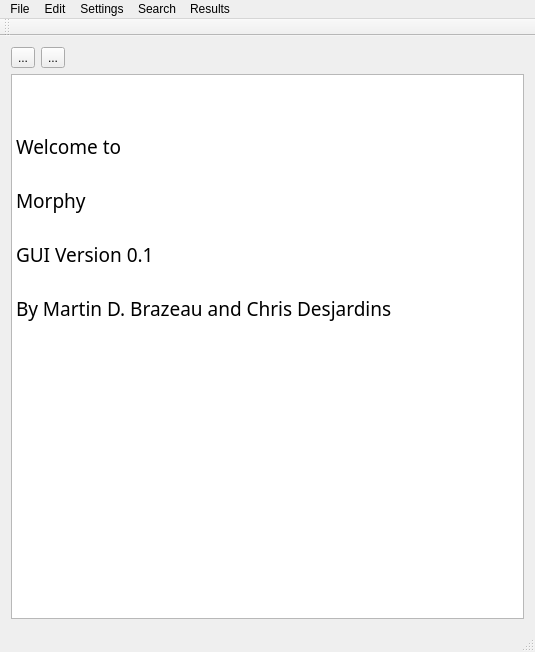
mbrazeau/MorphyWeb, file gui/Morphy/mainwindow.ui: the form before one commit.
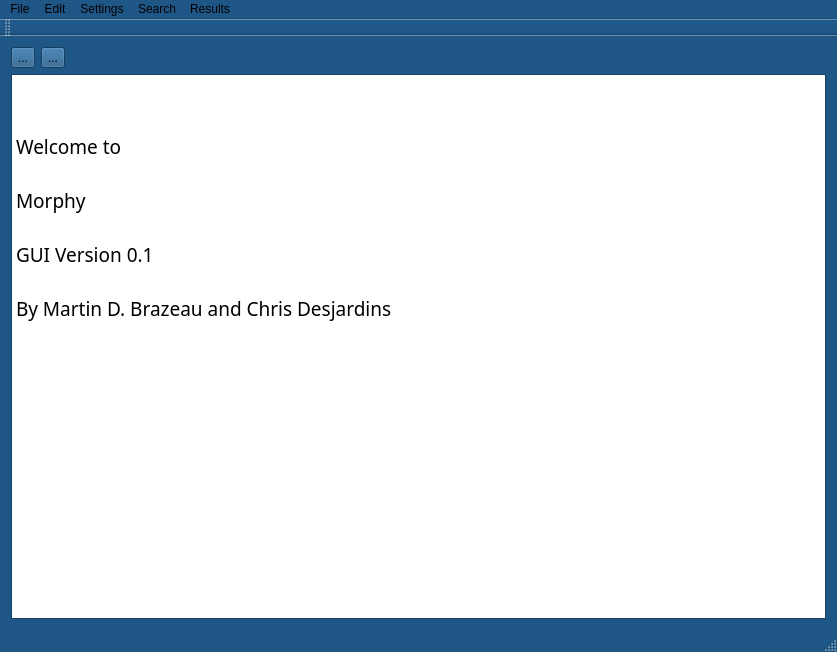
The form after the commit.

Diff of the .ui file:
```diff
--- a/gui/Morphy/mainwindow.ui
+++ b/gui/Morphy/mainwindow.ui
@@ -6,16 +6,452 @@
    <rect>
     <x>0</x>
     <y>0</y>
-    <width>535</width>
+    <width>837</width>
     <height>652</height>
    </rect>
   </property>
+  <property name="palette">
+   <palette>
+    <active>
+     <colorrole role="WindowText">
+      <brush brushstyle="SolidPattern">
+       <color alpha="255">
+        <red>0</red>
+        <green>0</green>
+        <blue>0</blue>
+       </color>
+      </brush>
+     </colorrole>
+     <colorrole role="Button">
+      <brush brushstyle="SolidPattern">
+       <color alpha="255">
+        <red>30</red>
+        <green>86</green>
+        <blue>134</blue>
+       </color>
+      </brush>
+     </colorrole>
+     <colorrole role="Light">
+      <brush brushstyle="SolidPattern">
+       <color alpha="255">
+        <red>45</red>
+        <green>130</green>
+        <blue>201</blue>
+       </color>
+      </brush>
+     </colorrole>
+     <colorrole role="Midlight">
+      <brush brushstyle="SolidPattern">
+       <color alpha="255">
+        <red>37</red>
+        <green>108</green>
+        <blue>167</blue>
+       </color>
+      </brush>
+     </colorrole>
+     <colorrole role="Dark">
+      <brush brushstyle="SolidPattern">
+       <color alpha="255">
+        <red>15</red>
+        <green>43</green>
+        <blue>67</blue>
+       </color>
+      </brush>
+     </colorrole>
+     <colorrole role="Mid">
+      <brush brushstyle="SolidPattern">
+       <color alpha="255">
+        <red>20</red>
+        <green>57</green>
+        <blue>89</blue>
+       </color>
+      </brush>
+     </colorrole>
+     <colorrole role="Text">
+      <brush brushstyle="SolidPattern">
+       <color alpha="255">
+        <red>0</red>
+        <green>0</green>
+        <blue>0</blue>
+       </color>
+      </brush>
+     </colorrole>
+     <colorrole role="BrightText">
+      <brush brushstyle="SolidPattern">
+       <color alpha="255">
+        <red>255</red>
+        <green>255</green>
+        <blue>255</blue>
+       </color>
+      </brush>
+     </colorrole>
+     <colorrole role="ButtonText">
+      <brush brushstyle="SolidPattern">
+       <color alpha="255">
+        <red>0</red>
+        <green>0</green>
+        <blue>0</blue>
+       </color>
+      </brush>
+     </colorrole>
+     <colorrole role="Base">
+      <brush brushstyle="SolidPattern">
+       <color alpha="255">
+        <red>255</red>
+        <green>255</green>
+        <blue>255</blue>
+       </color>
+      </brush>
+     </colorrole>
+     <colorrole role="Window">
+      <brush brushstyle="SolidPattern">
+       <color alpha="255">
+        <red>30</red>
+        <green>86</green>
+        <blue>134</blue>
+       </color>
+      </brush>
+     </colorrole>
+     <colorrole role="Shadow">
+      <brush brushstyle="SolidPattern">
+       <color alpha="255">
+        <red>0</red>
+        <green>0</green>
+        <blue>0</blue>
+       </color>
+      </brush>
+     </colorrole>
+     <colorrole role="AlternateBase">
+      <brush brushstyle="SolidPattern">
+       <color alpha="255">
+        <red>142</red>
+        <green>170</green>
+        <blue>194</blue>
+       </color>
+      </brush>
+     </colorrole>
+     <colorrole role="ToolTipBase">
+      <brush brushstyle="SolidPattern">
+       <color alpha="255">
+        <red>255</red>
+        <green>255</green>
+        <blue>220</blue>
+       </color>
+      </brush>
+     </colorrole>
+     <colorrole role="ToolTipText">
+      <brush brushstyle="SolidPattern">
+       <color alpha="255">
+        <red>0</red>
+        <green>0</green>
+        <blue>0</blue>
+       </color>
+      </brush>
+     </colorrole>
+    </active>
+    <inactive>
+     <colorrole role="WindowText">
+      <brush brushstyle="SolidPattern">
+       <color alpha="255">
+        <red>0</red>
+        <green>0</green>
+        <blue>0</blue>
+       </color>
+      </brush>
+     </colorrole>
+     <colorrole role="Button">
+      <brush brushstyle="SolidPattern">
+       <color alpha="255">
+        <red>30</red>
+        <green>86</green>
+        <blue>134</blue>
+       </color>
+      </brush>
+     </colorrole>
+     <colorrole role="Light">
+      <brush brushstyle="SolidPattern">
+       <color alpha="255">
+        <red>45</red>
+        <green>130</green>
+        <blue>201</blue>
+       </color>
+      </brush>
+     </colorrole>
+     <colorrole role="Midlight">
+      <brush brushstyle="SolidPattern">
+       <color alpha="255">
+        <red>37</red>
+        <green>108</green>
+        <blue>167</blue>
+       </color>
+      </brush>
+     </colorrole>
+     <colorrole role="Dark">
+      <brush brushstyle="SolidPattern">
+       <color alpha="255">
+        <red>15</red>
+        <green>43</green>
+        <blue>67</blue>
+       </color>
+      </brush>
+     </colorrole>
+     <colorrole role="Mid">
+      <brush brushstyle="SolidPattern">
+       <color alpha="255">
+        <red>20</red>
+        <green>57</green>
+        <blue>89</blue>
+       </color>
+      </brush>
+     </colorrole>
+     <colorrole role="Text">
+      <brush brushstyle="SolidPattern">
+       <color alpha="255">
+        <red>0</red>
+        <green>0</green>
+        <blue>0</blue>
+       </color>
+      </brush>
+     </colorrole>
+     <colorrole role="BrightText">
+      <brush brushstyle="SolidPattern">
+       <color alpha="255">
+        <red>255</red>
+        <green>255</green>
+        <blue>255</blue>
+       </color>
+      </brush>
+     </colorrole>
+     <colorrole role="ButtonText">
+      <brush brushstyle="SolidPattern">
+       <color alpha="255">
+        <red>0</red>
+        <green>0</green>
+        <blue>0</blue>
+       </color>
+      </brush>
+     </colorrole>
+     <colorrole role="Base">
+      <brush brushstyle="SolidPattern">
+       <color alpha="255">
+        <red>255</red>
+        <green>255</green>
+        <blue>255</blue>
+       </color>
+      </brush>
+     </colorrole>
+     <colorrole role="Window">
+      <brush brushstyle="SolidPattern">
+       <color alpha="255">
+        <red>30</red>
+        <green>86</green>
+        <blue>134</blue>
+       </color>
+      </brush>
+     </colorrole>
+     <colorrole role="Shadow">
+      <brush brushstyle="SolidPattern">
+       <color alpha="255">
+        <red>0</red>
+        <green>0</green>
+        <blue>0</blue>
+       </color>
+      </brush>
+     </colorrole>
+     <colorrole role="AlternateBase">
+      <brush brushstyle="SolidPattern">
+       <color alpha="255">
+        <red>142</red>
+        <green>170</green>
+        <blue>194</blue>
+       </color>
+      </brush>
+     </colorrole>
+     <colorrole role="ToolTipBase">
+      <brush brushstyle="SolidPattern">
+       <color alpha="255">
+        <red>255</red>
+        <green>255</green>
+        <blue>220</blue>
+       </color>
+      </brush>
+     </colorrole>
+     <colorrole role="ToolTipText">
+      <brush brushstyle="SolidPattern">
+       <color alpha="255">
+        <red>0</red>
+        <green>0</green>
+        <blue>0</blue>
+       </color>
+      </brush>
+     </colorrole>
+    </inactive>
+    <disabled>
+     <colorrole role="WindowText">
+      <brush brushstyle="SolidPattern">
+       <color alpha="255">
+        <red>15</red>
+        <green>43</green>
+        <blue>67</blue>
+       </color>
+      </brush>
+     </colorrole>
+     <colorrole role="Button">
+      <brush brushstyle="SolidPattern">
+       <color alpha="255">
+        <red>30</red>
+        <green>86</green>
+        <blue>134</blue>
+       </color>
+      </brush>
+     </colorrole>
+     <colorrole role="Light">
+      <brush brushstyle="SolidPattern">
+       <color alpha="255">
+        <red>45</red>
+        <green>130</green>
+        <blue>201</blue>
+       </color>
+      </brush>
+     </colorrole>
+     <colorrole role="Midlight">
+      <brush brushstyle="SolidPattern">
+       <color alpha="255">
+        <red>37</red>
+        <green>108</green>
+        <blue>167</blue>
+       </color>
+      </brush>
+     </colorrole>
+     <colorrole role="Dark">
+      <brush brushstyle="SolidPattern">
+       <color alpha="255">
+        <red>15</red>
+        <green>43</green>
+        <blue>67</blue>
+       </color>
+      </brush>
+     </colorrole>
+     <colorrole role="Mid">
+      <brush brushstyle="SolidPattern">
+       <color alpha="255">
+        <red>20</red>
+        <green>57</green>
+        <blue>89</blue>
+       </color>
+      </brush>
+     </colorrole>
+     <colorrole role="Text">
+      <brush brushstyle="SolidPattern">
+       <color alpha="255">
+        <red>15</red>
+        <green>43</green>
+        <blue>67</blue>
+       </color>
+      </brush>
+     </colorrole>
+     <colorrole role="BrightText">
+      <brush brushstyle="SolidPattern">
+       <color alpha="255">
+        <red>255</red>
+        <green>255</green>
+        <blue>255</blue>
+       </color>
+      </brush>
+     </colorrole>
+     <colorrole role="ButtonText">
+      <brush brushstyle="SolidPattern">
+       <color alpha="255">
+        <red>15</red>
+        <green>43</green>
+        <blue>67</blue>
+       </color>
+      </brush>
+     </colorrole>
+     <colorrole role="Base">
+      <brush brushstyle="SolidPattern">
+       <color alpha="255">
+        <red>30</red>
+        <green>86</green>
+        <blue>134</blue>
+       </color>
+      </brush>
+     </colorrole>
+     <colorrole role="Window">
+      <brush brushstyle="SolidPattern">
+       <color alpha="255">
+        <red>30</red>
+        <green>86</green>
+        <blue>134</blue>
+       </color>
+      </brush>
+     </colorrole>
+     <colorrole role="Shadow">
+      <brush brushstyle="SolidPattern">
+       <color alpha="255">
+        <red>0</red>
+        <green>0</green>
+        <blue>0</blue>
+       </color>
+      </brush>
+     </colorrole>
+     <colorrole role="AlternateBase">
+      <brush brushstyle="SolidPattern">
+       <color alpha="255">
+        <red>30</red>
+        <green>86</green>
+        <blue>134</blue>
+       </color>
+      </brush>
+     </colorrole>
+     <colorrole role="ToolTipBase">
+      <brush brushstyle="SolidPattern">
+       <color alpha="255">
+        <red>255</red>
+        <green>255</green>
+        <blue>220</blue>
+       </color>
+      </brush>
+     </colorrole>
+     <colorrole role="ToolTipText">
+      <brush brushstyle="SolidPattern">
+       <color alpha="255">
+        <red>0</red>
+        <green>0</green>
+        <blue>0</blue>
+       </color>
+      </brush>
+     </colorrole>
+    </disabled>
+   </palette>
+  </property>
   <property name="windowTitle">
    <string>- Morphy -</string>
   </property>
   <widget class="QWidget" name="centralWidget">
    <layout class="QGridLayout" name="gridLayout">
-    <item row="1" column="0" colspan="3">
+    <item row="0" column="0">
+     <widget class="QToolButton" name="toolButton">
+      <property name="text">
+       <string>...</string>
+      </property>
+     </widget>
+    </item>
+    <item row="0" column="1">
+     <widget class="QToolButton" name="toolButton_2">
+      <property name="toolTip">
+       <string extracomment="Erase the display buffer">&lt;!DOCTYPE HTML PUBLIC &quot;-//W3C//DTD HTML 4.0//EN&quot; &quot;http://www.w3.org/TR/REC-html40/strict.dtd&quot;&gt;
+&lt;html&gt;&lt;head&gt;&lt;meta name=&quot;qrichtext&quot; content=&quot;1&quot; /&gt;&lt;style type=&quot;text/css&quot;&gt;
+p, li { white-space: pre-wrap; }
+&lt;/style&gt;&lt;/head&gt;&lt;body style=&quot; font-family:'Lucida Grande'; font-size:11pt; font-weight:400; font-style:normal;&quot;&gt;
+&lt;p style=&quot; margin-top:0px; margin-bottom:0px; margin-left:0px; margin-right:0px; -qt-block-indent:0; text-indent:0px;&quot;&gt;Erase the display buffer&lt;/p&gt;&lt;/body&gt;&lt;/html&gt;</string>
+      </property>
+      <property name="text">
+       <string>...</string>
+      </property>
+     </widget>
+    </item>
+    <item row="1" column="0" colspan="4">
      <widget class="QPlainTextEdit" name="mwTextDisplay">
       <property name="font">
        <font>
@@ -42,27 +478,6 @@
       </property>
      </widget>
     </item>
-    <item row="0" column="0">
-     <widget class="QToolButton" name="toolButton">
-      <property name="text">
-       <string>...</string>
-      </property>
-     </widget>
-    </item>
-    <item row="0" column="1">
-     <widget class="QToolButton" name="toolButton_2">
-      <property name="toolTip">
-       <string extracomment="Erase the display buffer">&lt;!DOCTYPE HTML PUBLIC &quot;-//W3C//DTD HTML 4.0//EN&quot; &quot;http://www.w3.org/TR/REC-html40/strict.dtd&quot;&gt;
-&lt;html&gt;&lt;head&gt;&lt;meta name=&quot;qrichtext&quot; content=&quot;1&quot; /&gt;&lt;style type=&quot;text/css&quot;&gt;
-p, li { white-space: pre-wrap; }
-&lt;/style&gt;&lt;/head&gt;&lt;body style=&quot; font-family:'Lucida Grande'; font-size:11pt; font-weight:400; font-style:normal;&quot;&gt;
-&lt;p style=&quot; margin-top:0px; margin-bottom:0px; margin-left:0px; margin-right:0px; -qt-block-indent:0; text-indent:0px;&quot;&gt;Erase the display buffer&lt;/p&gt;&lt;/body&gt;&lt;/html&gt;</string>
-      </property>
-      <property name="text">
-       <string>...</string>
-      </property>
-     </widget>
-    </item>
    </layout>
   </widget>
   <widget class="QMenuBar" name="menuBar">
@@ -70,7 +485,7 @@
     <rect>
      <x>0</x>
      <y>0</y>
-     <width>535</width>
+     <width>837</width>
      <height>22</height>
     </rect>
    </property>
```
